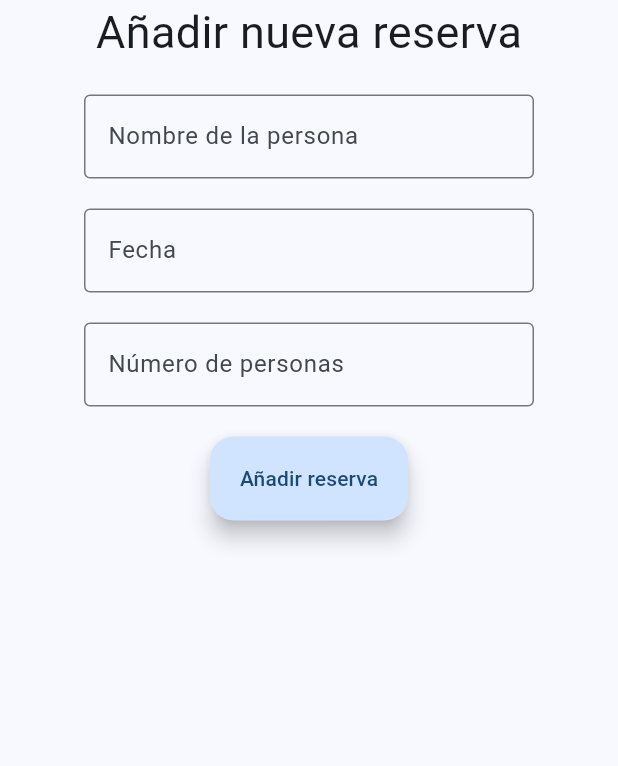
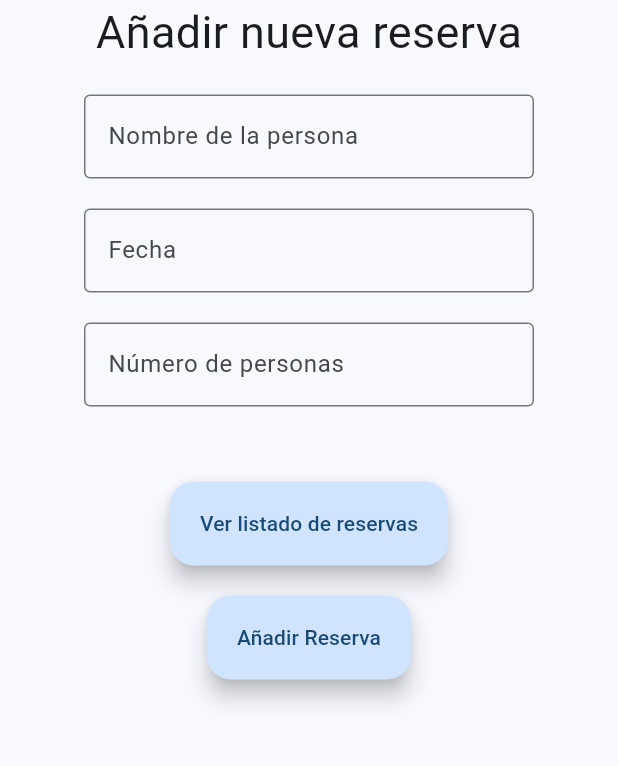
Before and after one commit to arturocev/Ejercicio6_Flutter, a Flutter app: the screen it shows after launch, on a phone screen of 412 x 824 dp, the part 84-850 px from its top. Run offline on Flutter 3.47's test engine with Material 3 defaults, Android fonts, the phone set to English and light mode, and no system bars.

Commit message:
pantalla 1 terminada

```diff
--- /dev/null
+++ b/lib/listado.dart
@@ -0,0 +1,21 @@
+import 'package:ejercicio_6/reserva.dart';
+import 'package:flutter/material.dart';
+
+class Listado extends StatefulWidget {
+  const Listado({super.key});
+
+  @override
+  State<Listado> createState() => _ListadoState();
+}
+
+class _ListadoState extends State<Listado> {
+  @override
+  Widget build(BuildContext context) {
+    return Scaffold(
+      appBar: AppBar(
+        backgroundColor: Colors.blue,
+        title: Text("Listado reservas"),
+      ),
+    );
+  }
+}
--- a/lib/main.dart
+++ b/lib/main.dart
@@ -1,3 +1,6 @@
+
+import 'package:ejercicio_6/listado.dart';
+import 'package:ejercicio_6/reserva.dart';
 import 'package:flutter/material.dart';
 
 void main() {
@@ -31,6 +34,30 @@ class MyHomePage extends StatefulWidget {
 
 class _MyHomePageState extends State<MyHomePage> {
 
+  late TextEditingController controladorNombre;
+  late TextEditingController controladorFecha;
+  late TextEditingController controladorNumeroPersonas;
+
+  void initState()
+  {
+    controladorFecha = TextEditingController();
+    controladorNombre = TextEditingController();
+    controladorNumeroPersonas = TextEditingController();
+    super.initState();
+  }
+
+  void aniadirReserva() {
+    Reserva.nombreReserva = controladorNombre.text;
+    Reserva.fecha = controladorFecha.text;
+    Reserva.numeroPersonas = int.parse(controladorNumeroPersonas.text);
+
+    Reserva.reservas.add(Reserva.nombreReserva);
+    Reserva.reservas.add(Reserva.fecha);
+    Reserva.reservas.add(Reserva.numeroPersonas);
+
+    print(Reserva.reservas);
+  }
+
 
   @override
   Widget build(BuildContext context) {
@@ -44,17 +71,29 @@ class _MyHomePageState extends State<MyHomePage> {
       body: Center(
         child: Column(
           children: [
-            Text(
+            Row(
+              mainAxisAlignment: MainAxisAlignment.center,
+              crossAxisAlignment: CrossAxisAlignment.center,
+              children: [
+                Text(
               "Añadir nueva reserva",
               style: TextStyle(
                 fontSize: 30,
               ),
               ),
-            Padding(
+              ],
+            ),
+
+            Row(
+              mainAxisAlignment: MainAxisAlignment.center,
+              crossAxisAlignment: CrossAxisAlignment.center,
+              children: [
+                Padding(
               padding: EdgeInsets.only(top: 20),
               child: SizedBox(
               width: 300,
               child: TextField(
+              controller: controladorNombre,
               decoration: InputDecoration(
                 border: OutlineInputBorder(),
                 label: Text("Nombre de la persona"),
@@ -62,12 +101,19 @@ class _MyHomePageState extends State<MyHomePage> {
             ),
             ),
             ),
+              ],
+            ),
 
-            Padding(
+            Row(
+              mainAxisAlignment: MainAxisAlignment.center,
+              crossAxisAlignment: CrossAxisAlignment.center,
+              children: [
+                Padding(
               padding: EdgeInsets.only(top: 20),
               child: SizedBox(
               width: 300,
               child: TextField(
+                controller: controladorFecha,
               decoration: InputDecoration(
                 border: OutlineInputBorder(),
                 label: Text("Fecha"),
@@ -75,11 +121,18 @@ class _MyHomePageState extends State<MyHomePage> {
             ),
             ),
             ),
-            Padding(
+              ],
+            ),
+            Row(
+              mainAxisAlignment: MainAxisAlignment.center,
+              crossAxisAlignment: CrossAxisAlignment.center,
+              children: [
+                Padding(
               padding: EdgeInsets.only(top: 20, bottom: 20),
               child: SizedBox(
               width: 300,
               child: TextField(
+                controller: controladorNumeroPersonas,
               decoration: InputDecoration(
                 border: OutlineInputBorder(),
                 label: Text("Número de personas"),
@@ -87,10 +140,36 @@ class _MyHomePageState extends State<MyHomePage> {
             ),
             ),
             ),
-            FloatingActionButton.extended(
-              onPressed: () {},
-              label: Text("Añadir reserva"),
-              ),
+              ],
+            ),
+
+            Padding(
+              padding:
+            EdgeInsets.only(top: 30),
+            child:
+            Row(
+              mainAxisAlignment: MainAxisAlignment.center,
+              crossAxisAlignment: CrossAxisAlignment.center,
+              children: [
+                FloatingActionButton.extended(onPressed: () {
+                   Navigator.push(context,MaterialPageRoute(builder: (context) => Listado()));
+                },
+                label: Text("Ver listado de reservas"),
+                heroTag: "btn1",
+                )
+              ],
+            ),
+            ),
+            Padding(
+              padding: EdgeInsets.only(top: 20),
+              child: FloatingActionButton.extended(onPressed: () {
+              aniadirReserva();
+
+            },
+            label: Text("Añadir Reserva"),
+            heroTag: "btn2",
+            ),
+            ),
           ],
         ),
       ),
--- a/lib/reserva.dart
+++ b/lib/reserva.dart
@@ -1,5 +1,6 @@
 class Reserva {
-  static final String nombreReserva = "";
-  static final String fecha = "";
-  static final int numeroPersonas = 0;
+  static String nombreReserva = "";
+  static String fecha = "";
+  static int numeroPersonas = 0;
+  static List<dynamic> reservas = [];
 }
```
